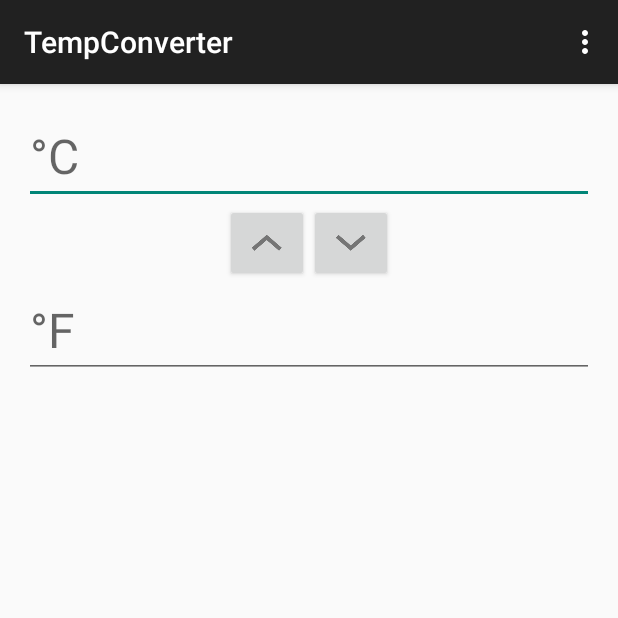
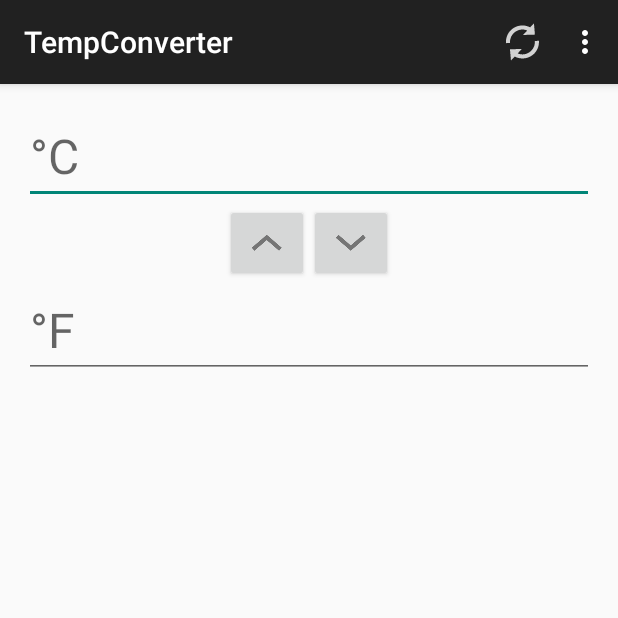
Before and after one commit to artem-p/TempConverter, an Android app: the screen it shows after launch (MainActivity), on a phone screen of 412 x 824 dp, the top half of it. Run offline under Robolectric (Android 15) with nearby library versions, the phone set to English and light mode, and no system bars.

Commit message:
Кнопка для обновления

```diff
--- a/app/src/main/res/menu/menu_main.xml
+++ b/app/src/main/res/menu/menu_main.xml
@@ -1,6 +1,11 @@
 <menu xmlns:android="http://schemas.android.com/apk/res/android"
     xmlns:app="http://schemas.android.com/apk/res-auto"
     xmlns:tools="http://schemas.android.com/tools" tools:context=".MainActivity">
+    <item android:id="@+id/action_refresh"
+        android:icon="@drawable/ic_action_refresh"
+        android:title="@string/action_update"
+        app:showAsAction="always|withText"/>
+
     <item android:id="@+id/action_settings" android:title="@string/action_settings"
         android:orderInCategory="100" app:showAsAction="never" />
 </menu>
--- a/app/src/main/res/values/strings.xml
+++ b/app/src/main/res/values/strings.xml
@@ -11,4 +11,5 @@
     <string name="down_arrow">↓</string>
     <string name="c_to_f">°C→°F</string>
     <string name="f_to_c">°F→°C</string>
+    <string name="action_update">обновить</string>
 </resources>
```
Also changed, not shown: app/src/main/res/drawable-hdpi/ic_action_refresh.png (added), app/src/main/res/drawable-mdpi/ic_action_refresh.png (added), app/src/main/res/drawable-xhdpi/ic_action_refresh.png (added), app/src/main/res/drawable-xxhdpi/ic_action_refresh.png (added), app/src/main/res/drawable/ic_action_refresh.png (added).
